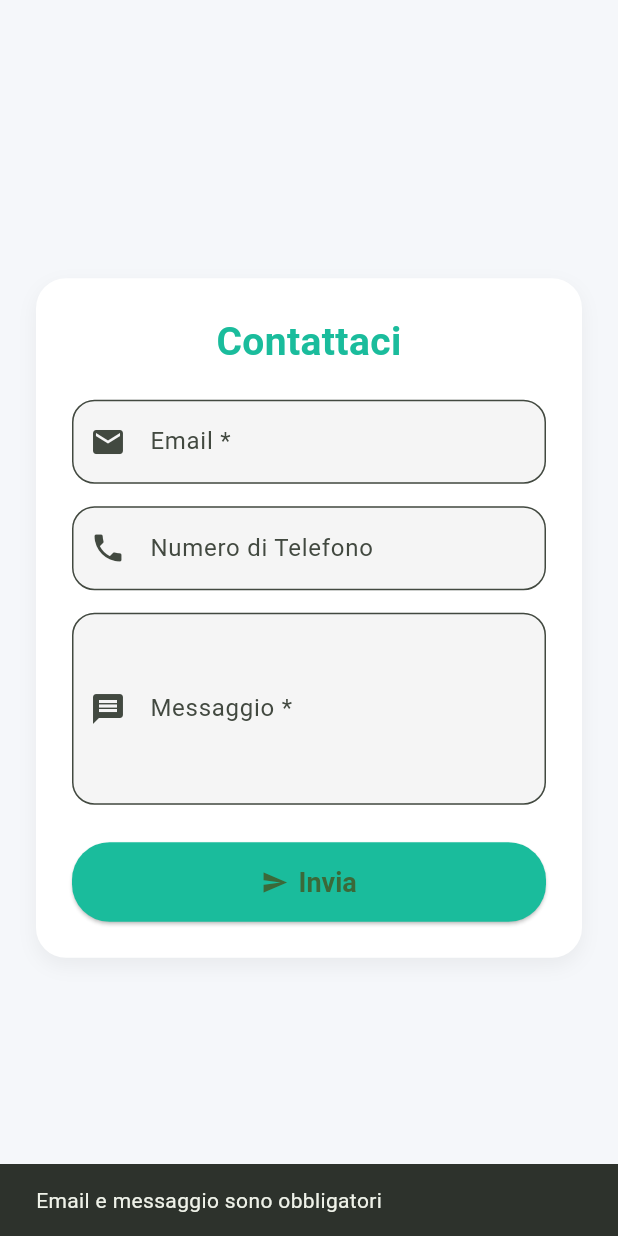
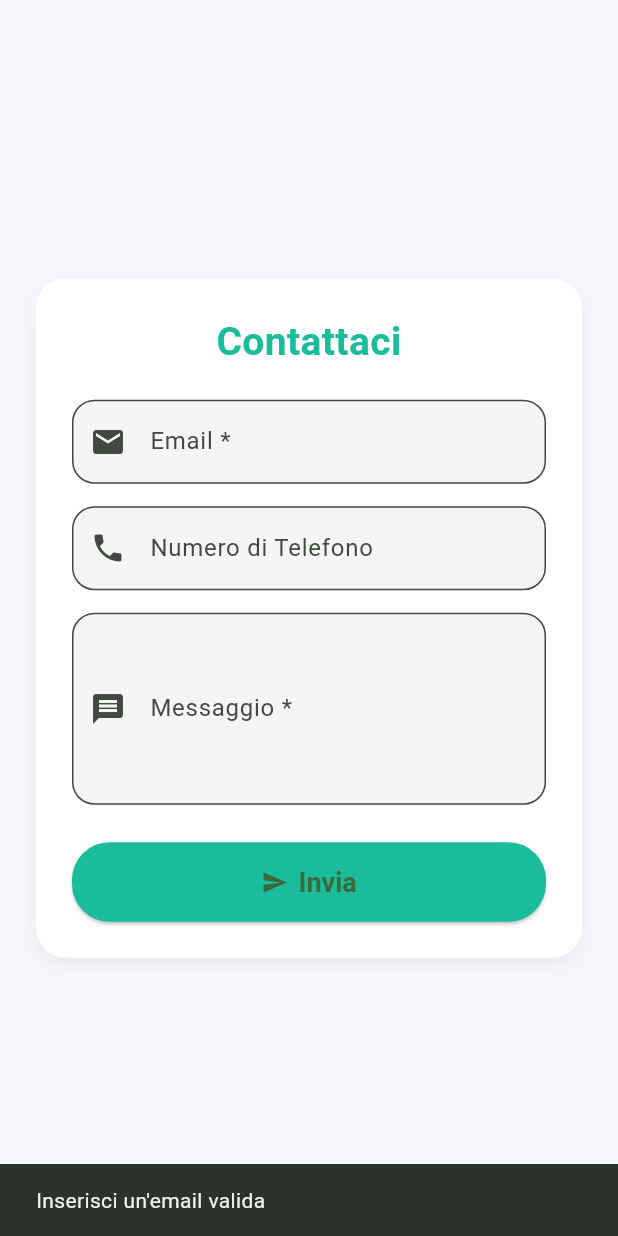
Before and after one commit to riccardopirani/appcondomini, a Flutter app: the EmailFormTab screen opened directly, after a tap on "Invia", on a phone screen of 412 x 824 dp. Run offline on Flutter 3.47's test engine with Material 3 defaults, Android fonts, the phone set to English and light mode, and no system bars.

Commit message:
fix code

```diff
--- a/lib/main.dart
+++ b/lib/main.dart
@@ -509,9 +509,26 @@ class _EmailFormTabState extends State<EmailFormTab> {
     final phone = _phoneController.text.trim();
     final message = _messageController.text.trim();
 
+    final emailRegex = RegExp(r'^[^@\s]+@[^@\s]+\.[^@\s]+\$');
+    final phoneRegex = RegExp(r'^[0-9]{6,15}\$');
+
+    if (!emailRegex.hasMatch(email)) {
+      ScaffoldMessenger.of(context).showSnackBar(
+        const SnackBar(content: Text("Inserisci un'email valida")),
+      );
+      return;
+    }
+
     if (email.isEmpty || message.isEmpty) {
       ScaffoldMessenger.of(context).showSnackBar(
         const SnackBar(content: Text("Email e messaggio sono obbligatori")),
+      );
+      return;
+    }
+
+    if (phone.isNotEmpty && !phoneRegex.hasMatch(phone)) {
+      ScaffoldMessenger.of(context).showSnackBar(
+        const SnackBar(content: Text("Inserisci un numero di telefono valido")),
       );
       return;
     }
```
